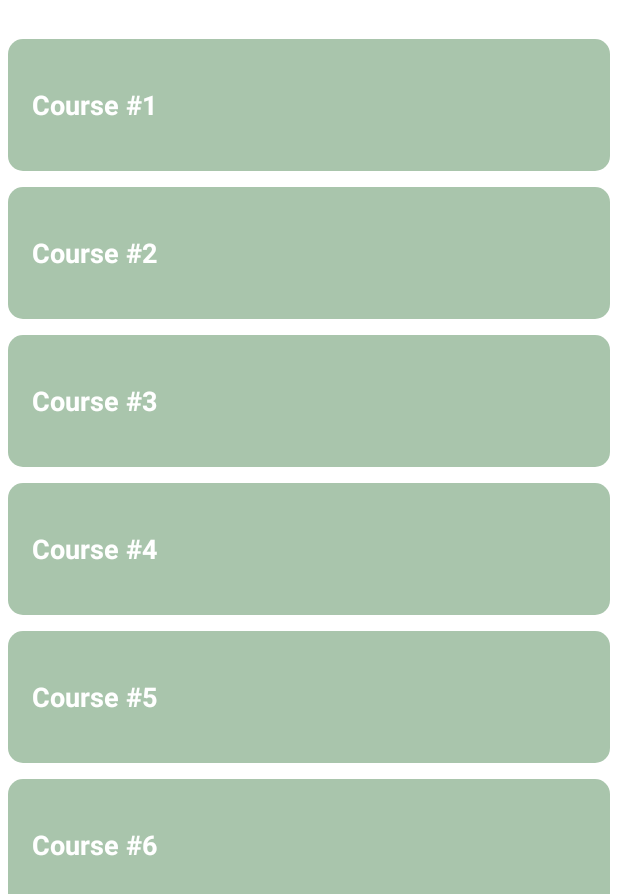
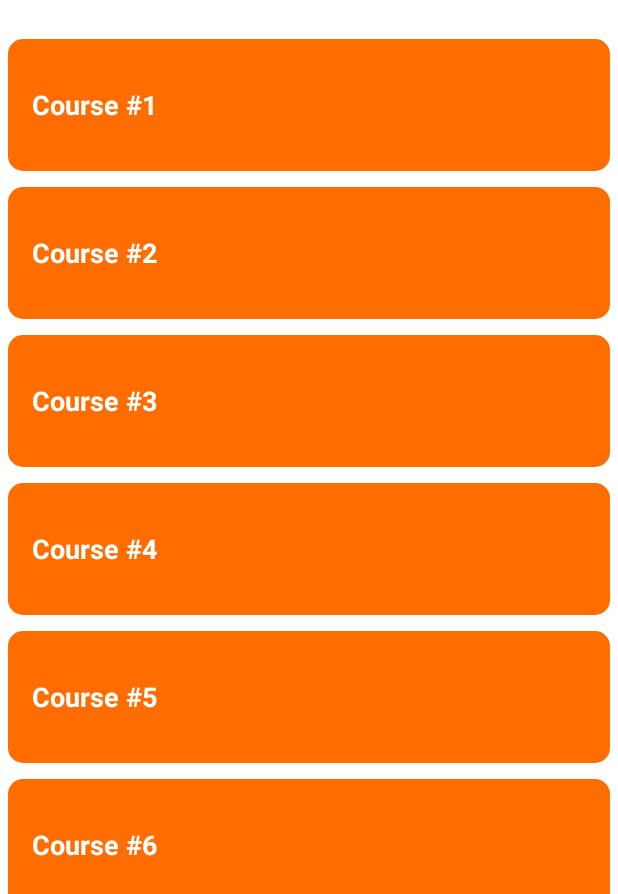
Before and after one commit to shadxx7/College_Rhino, an Android app: the screen it shows after launch (MainActivity), on a phone screen of 412 x 824 dp, the part 342-1236 px from its top. Run offline under Robolectric (Android 15) with nearby library versions, the phone set to English and light mode, and no system bars; our stand-ins replace Firebase (no records; nobody signed in at launch, a user with empty details on screens opened directly).

Commit message:
Changed color theme

```diff
--- a/MyApplication/app/src/main/res/drawable/rounded_corners.xml
+++ b/MyApplication/app/src/main/res/drawable/rounded_corners.xml
@@ -5,7 +5,7 @@
 
     <!-- view background color -->
     <solid
-        android:color="#a9c5ac" >
+        android:color="@color/accent_color" >
     </solid>
 
     <!-- view border color and width -->
--- a/MyApplication/app/src/main/res/layout/activity_auth.xml
+++ b/MyApplication/app/src/main/res/layout/activity_auth.xml
@@ -8,7 +8,7 @@
     tools:context="com.example.android.educonnect.AuthActivity"
     android:background="@color/white">
 
-    <include android:id="@+id/auth_toolbar" />
+
 
     <Button
         android:id="@+id/auth_signin"
--- a/MyApplication/app/src/main/res/layout/activity_login.xml
+++ b/MyApplication/app/src/main/res/layout/activity_login.xml
@@ -7,7 +7,6 @@
     tools:context="com.example.android.educonnect.LoginActivity"
     android:background="@color/primary_color">
 
-    <include android:id="@+id/login_toolbar" />
 
     <Button
         android:id="@+id/log_btn"
--- a/MyApplication/app/src/main/res/layout/activity_register.xml
+++ b/MyApplication/app/src/main/res/layout/activity_register.xml
@@ -7,9 +7,6 @@
     tools:context="com.example.android.educonnect.RegisterActivity"
     android:background="@color/primary_color">
 
-    <include android:id="@+id/register_toolbar"
-        tools:layout_editor_absoluteY="72dp"
-        tools:layout_editor_absoluteX="157dp" />
 
     <EditText
         android:id="@+id/reg_email"
```
